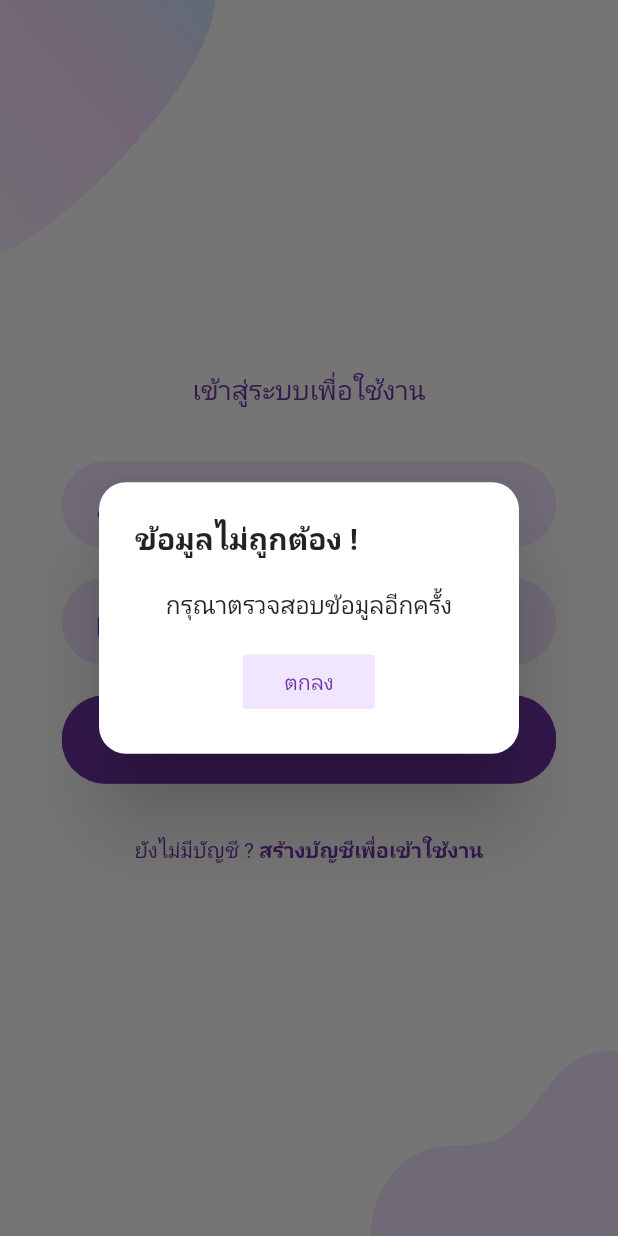
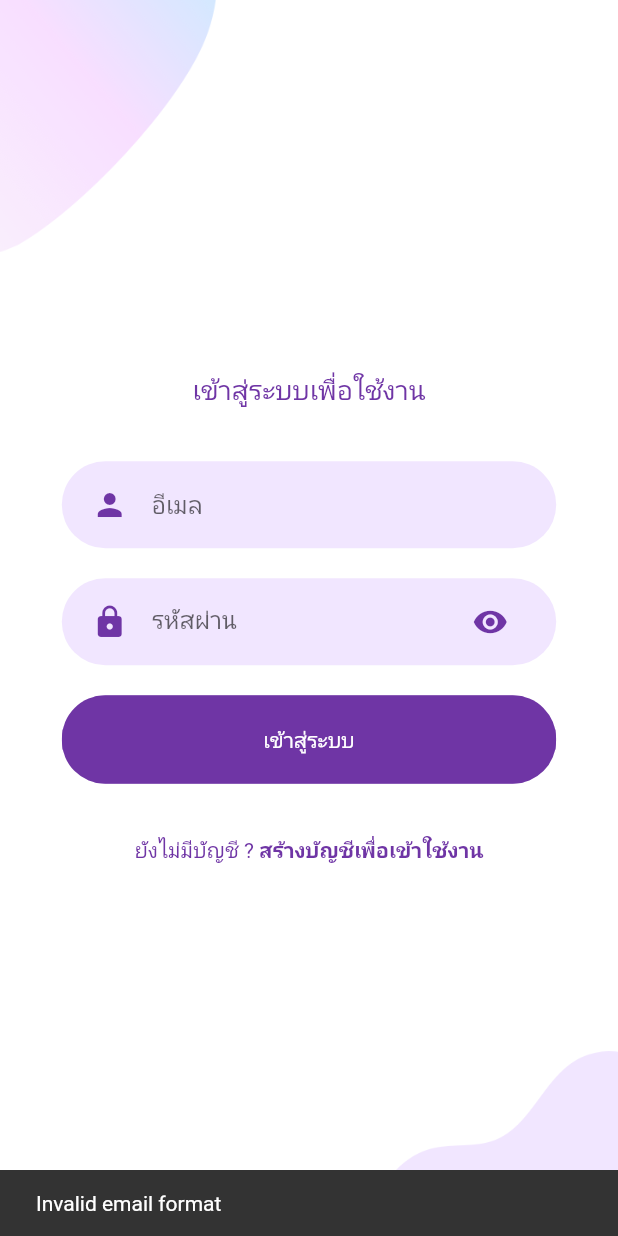
Before and after one commit to numvarn/flutter_base_project, a Flutter app: the LoginScreen screen opened directly, after a tap on "เข้าสู่ระบบ", on a phone screen of 412 x 824 dp. Run offline on Flutter 3.47's test engine with Material 2 defaults, Android fonts, the light colour scheme and no system bars; our stand-ins replace cached_network_image, carousel_slider, dotted_decoration, firebase_auth, firebase_core, flutter_datetime_picker and 8 more; missing offline and left inert: multi_image_picker, smart_select; accounts and stored records are empty; Roboto replaces fonts that are missing (Kanit); project files that could hold a hidden picture were left out.

Commit message:
validate form

```diff
--- a/lib/screens/login/components/body.dart
+++ b/lib/screens/login/components/body.dart
@@ -1,7 +1,4 @@
-import 'dart:io';
-
 import 'package:base_project/class/auth.dart';
-import 'package:base_project/components/dialog_alert.dart';
 import 'package:base_project/constants.dart';
 import 'package:base_project/screens/operations/operations_screen.dart';
 import 'package:firebase_auth/firebase_auth.dart';
@@ -39,6 +36,21 @@ class _BodyState extends State<Body> {
     });
   }
 
+  // * Validate email
+  bool _validateEmail(String email) {
+    Pattern pattern =
+        r'^(([^<>()[\]\\.,;:\s@\"]+(\.[^<>()[\]\\.,;:\s@\"]+)*)|(\".+\"))@((\[[0-9]{1,3}\.[0-9]{1,3}\.[0-9]{1,3}\.[0-9]{1,3}\])|(([a-zA-Z\-0-9]+\.)+[a-zA-Z]{2,}))$';
+    RegExp regex = new RegExp(pattern);
+
+    if (!regex.hasMatch(email)) {
+      final snackBar = SnackBar(content: Text("Invalid email format"));
+      ScaffoldMessenger.of(context).showSnackBar(snackBar);
+      return false;
+    } else {
+      return true;
+    }
+  }
+
   @override
   Widget build(BuildContext context) {
     String emailField = "";
@@ -69,21 +81,10 @@ class _BodyState extends State<Body> {
             RoundedButton(
               text: "เข้าสู่ระบบ",
               press: () {
-                if (emailField.isNotEmpty && passwordField.isNotEmpty) {
+                if (_validateEmail(emailField) && passwordField.isNotEmpty) {
                   _signInWithEmailAndPassword(emailField, passwordField);
                 } else {
-                  showDialog(
-                    context: context,
-                    builder: (context) {
-                      return CustomAlertDialog(
-                        title: "ข้อมูลไม่ถูกต้อง",
-                        subtitle: "กรุณาตรวจสอบข้อมูลอีกครั้ง",
-                        onpress: () {
-                          Navigator.pop(context);
-                        },
-                      );
-                    },
-                  );
+                  print("Invalid data");
                 }
               },
             ),
```
